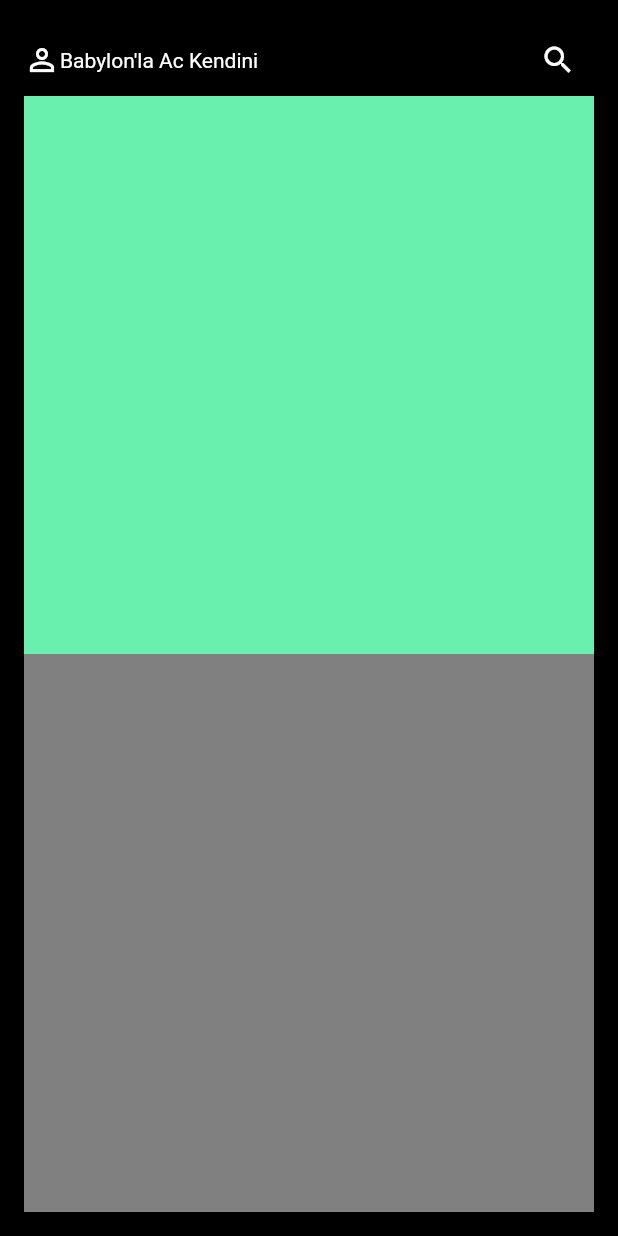
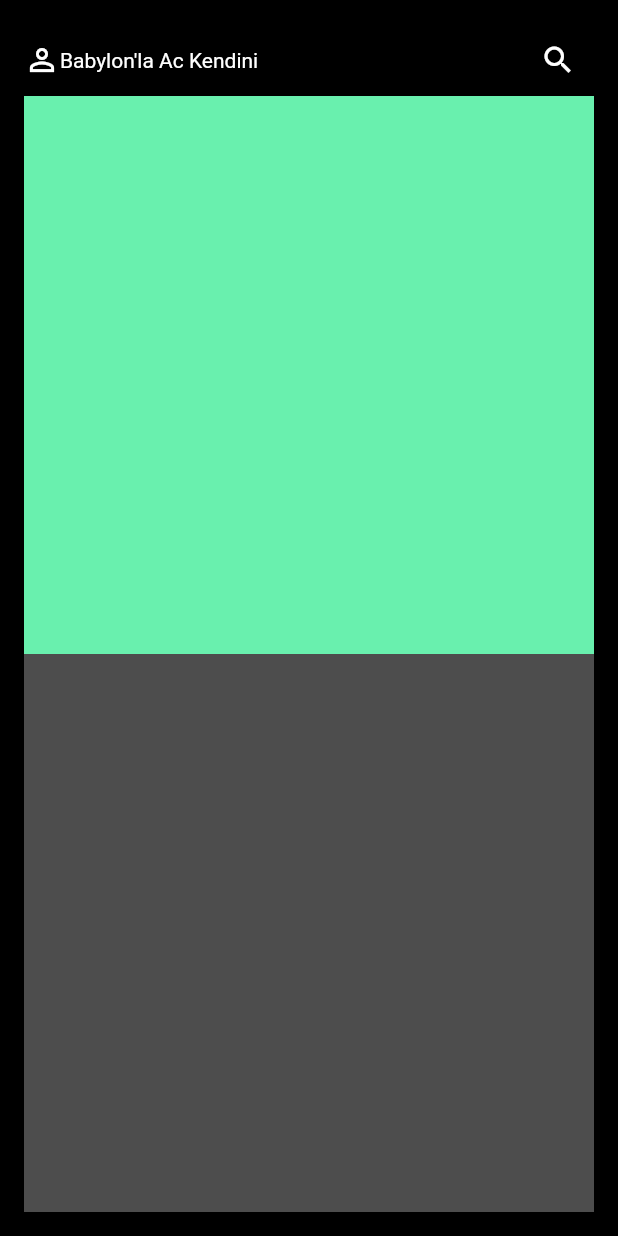
Before and after one commit to JAICHANGPARK/flutter_notebook_17th_story, a Flutter app: the screen it shows after launch, on a phone screen of 412 x 824 dp. Run offline on Flutter 3.47's test engine with Material 2 defaults, Android fonts, the phone set to English and light mode, and no system bars; our stand-ins replace cached_network_image, fl_chart, flutter_riverpod, ionicons, percent_indicator.

Commit message:
Update babylon_main_page.dart

```diff
--- a/lib/ep1009_badylon_app/src/ui/babylon_main_page.dart
+++ b/lib/ep1009_badylon_app/src/ui/babylon_main_page.dart
@@ -46,7 +46,7 @@ class _BabylonMainPageState extends State<BabylonMainPage> {
                   )),
                   Expanded(child: Container(
                     decoration: BoxDecoration(
-                        color: Colors.white.withOpacity(0.5)
+                        color: Colors.white.withOpacity(0.3)
                     ),
                   )),
                 ],
```
